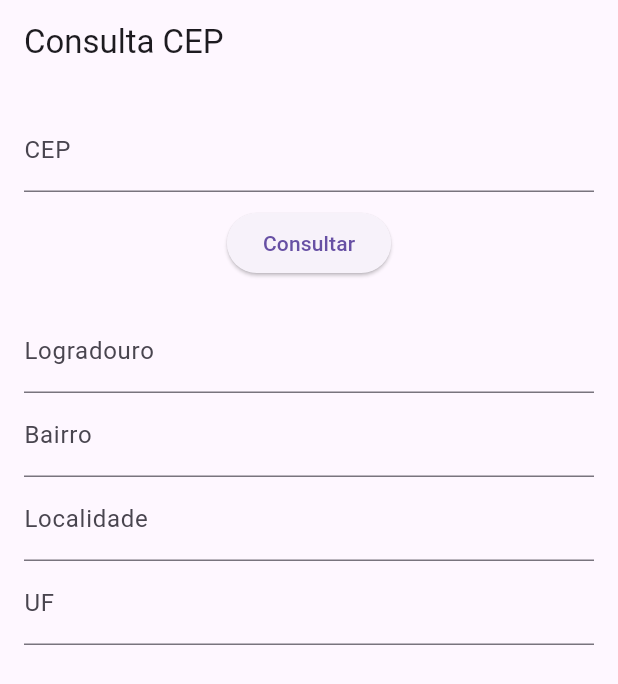
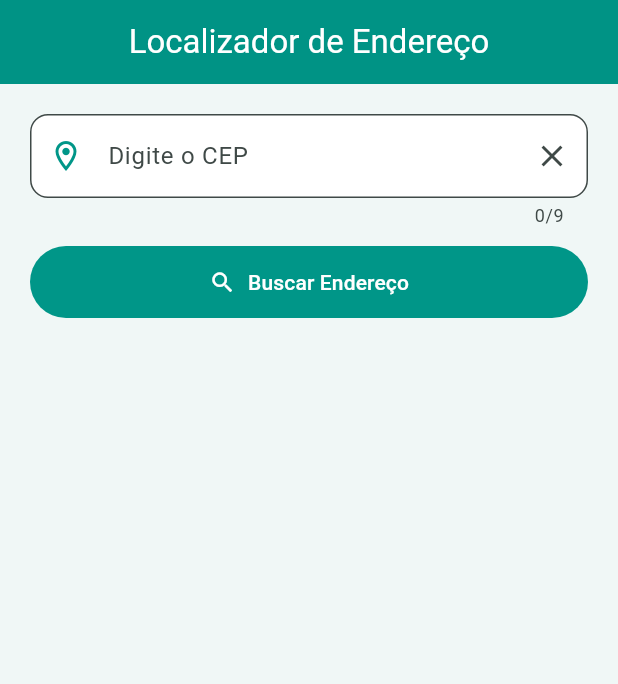
Before and after one commit to brennosantos-byte/sub-tony, a Flutter app: the screen it shows after launch, on a phone screen of 412 x 824 dp. Shown: the top 684 px of the screen. Run offline on Flutter 3.47's test engine with Material 3 defaults, Android fonts, the phone set to English and light mode, and no system bars.

Commit message:
Update main.dart

```diff
--- a/lib/main.dart
+++ b/lib/main.dart
@@ -3,114 +3,218 @@ import 'package:flutter/material.dart';
 import 'package:http/http.dart' as http;
 
 void main() {
-  runApp(const MyApp());
+  runApp(const BuscadorCepApp());
 }
 
-class MyApp extends StatelessWidget {
-  const MyApp({super.key});
+class BuscadorCepApp extends StatelessWidget {
+  const BuscadorCepApp({super.key});
 
   @override
   Widget build(BuildContext context) {
     return MaterialApp(
       debugShowCheckedModeBanner: false,
-      home: CepPage(),
+      title: 'Buscador de CEP',
+      theme: ThemeData(
+        colorSchemeSeed: Colors.teal,
+        scaffoldBackgroundColor: const Color(0xFFF0F7F6), // Fundo suave
+        useMaterial3: true,
+        appBarTheme: const AppBarTheme(
+          backgroundColor: Colors.teal,
+          foregroundColor: Colors.white,
+          elevation: 2,
+        ),
+      ),
+      home: const TelaConsultaCep(),
     );
   }
 }
 
-class CepPage extends StatefulWidget {
-  const CepPage({super.key});
+class TelaConsultaCep extends StatefulWidget {
+  const TelaConsultaCep({super.key});
 
   @override
-  State<CepPage> createState() => _CepPageState();
+  State<TelaConsultaCep> createState() => _TelaConsultaCepState();
 }
 
-class _CepPageState extends State<CepPage> {
-  final cepController = TextEditingController();
-  final logradouroController = TextEditingController();
-  final bairroController = TextEditingController();
-  final localidadeController = TextEditingController();
-  final ufController = TextEditingController();
+class _TelaConsultaCepState extends State<TelaConsultaCep> {
+  final TextEditingController _cepInput = TextEditingController();
+  Map<String, dynamic>? _endereco;
+  bool _carregando = false;
 
-  Future<void> buscarCep() async {
-    final cep = cepController.text.trim();
+  @override
+  void dispose() {
+    _cepInput.dispose();
+    super.dispose();
+  }
 
-    final response = await http.get(
-      Uri.parse('https://viacep.com.br/ws/$cep/json/'),
-    );
+  Future<void> _consultarEndereco() async {
+    final cepLimpo = _cepInput.text.replaceAll(RegExp(r'[^0-9]'), '');
 
-    if (response.statusCode == 200) {
-      final dados = jsonDecode(response.body);
+    if (cepLimpo.length != 8) {
+      _mostrarAviso('Informe um CEP válido com 8 dígitos.');
+      return;
+    }
 
+    FocusScope.of(context).unfocus();
+    setState(() {
+      _carregando = true;
+      _endereco = null;
+    });
+
+    try {
+      final url = Uri.parse('https://viacep.com.br');
+      final resposta = await http.get(url);
+
+      if (resposta.statusCode == 200) {
+        final dados = jsonDecode(resposta.body);
+
+        if (dados['erro'] == true) {
+          _mostrarAviso('CEP não encontrado na base de dados.');
+        } else {
+          setState(() {
+            _endereco = dados;
+          });
+        }
+      } else {
+        _mostrarAviso('Erro ao consultar o servidor (${resposta.statusCode}).');
+      }
+    } catch (e) {
+      _mostrarAviso('Sem conexão com a internet.');
+    } finally {
       setState(() {
-        logradouroController.text = dados['logradouro'] ?? '';
-        bairroController.text = dados['bairro'] ?? '';
-        localidadeController.text = dados['localidade'] ?? '';
-        ufController.text = dados['uf'] ?? '';
+        _carregando = false;
       });
     }
+  }
+
+  void _limparCampos() {
+    _cepInput.clear();
+    setState(() {
+      _endereco = null;
+    });
+  }
+
+  void _mostrarAviso(String mensagem) {
+    ScaffoldMessenger.of(context).showSnackBar(
+      SnackBar(
+        content: Text(mensagem),
+        backgroundColor: Colors.teal.shade800,
+        behavior: SnackBarBehavior.floating,
+      ),
+    );
   }
 
   @override
   Widget build(BuildContext context) {
     return Scaffold(
       appBar: AppBar(
-        title: const Text('Consulta CEP'),
+        title: const Text('Localizador de Endereço'),
+        centerTitle: true,
       ),
-      body: Padding(
-        padding: const EdgeInsets.all(16),
+      body: SingleChildScrollView(
+        padding: const EdgeInsets.all(20),
         child: Column(
+          crossAxisAlignment: CrossAxisAlignment.stretch,
           children: [
             TextField(
-              controller: cepController,
-              decoration: const InputDecoration(
-                labelText: 'CEP',
+              controller: _cepInput,
+              keyboardType: TextInputType.number,
+              maxLength: 9,
+              decoration: InputDecoration(
+                filled: true,
+                fillColor: Colors.white,
+                labelText: 'Digite o CEP',
+                hintText: 'Ex: 79400000',
+                prefixIcon: const Icon(Icons.location_on_outlined, color: Colors.teal),
+                suffixIcon: IconButton(
+                  icon: const Icon(Icons.clear),
+                  onPressed: _limparCampos,
+                ),
+                border: OutlineInputBorder(
+                  borderRadius: BorderRadius.circular(12),
+                ),
+              ),
+              onSubmitted: (_) => _consultarEndereco(),
+            ),
+            const SizedBox(height: 12),
+            FilledButton.icon(
+              onPressed: _carregando ? null : _consultarEndereco,
+              icon: _carregando
+                  ? const SizedBox(
+                      width: 18,
+                      height: 18,
+                      child: CircularProgressIndicator(
+                        strokeWidth: 2,
+                        color: Colors.white,
+                      ),
+                    )
+                  : const Icon(Icons.search),
+              label: Text(_carregando ? 'Buscando...' : 'Buscar Endereço'),
+              style: FilledButton.styleFrom(
+                backgroundColor: Colors.teal,
+                padding: const EdgeInsets.symmetric(vertical: 14),
               ),
             ),
-
-            const SizedBox(height: 10),
-
-            ElevatedButton(
-              onPressed: buscarCep,
-              child: const Text('Consultar'),
-            ),
-
-            const SizedBox(height: 20),
-
-            TextField(
-              controller: logradouroController,
-              readOnly: true,
-              decoration: const InputDecoration(
-                labelText: 'Logradouro',
-              ),
-            ),
-
-            TextField(
-              controller: bairroController,
-              readOnly: true,
-              decoration: const InputDecoration(
-                labelText: 'Bairro',
-              ),
-            ),
-
-            TextField(
-              controller: localidadeController,
-              readOnly: true,
-              decoration: const InputDecoration(
-                labelText: 'Localidade',
-              ),
-            ),
-
-            TextField(
-              controller: ufController,
-              readOnly: true,
-              decoration: const InputDecoration(
-                labelText: 'UF',
-              ),
-            ),
+            const SizedBox(height: 24),
+            if (_endereco != null) _buildCardResultado(_endereco!),
           ],
         ),
       ),
     );
   }
+
+  Widget _buildCardResultado(Map<String, dynamic> dados) {
+    return Card(
+      color: Colors.white,
+      elevation: 3,
+      shape: RoundedRectangleBorder(
+        borderRadius: BorderRadius.circular(12),
+        side: BorderSide(color: Colors.teal.shade100),
+      ),
+      child: Padding(
+        padding: const EdgeInsets.all(16),
+        child: Column(
+          children: [
+            _linhaInformacao('Logradouro', dados['logradouro']),
+            const Divider(),
+            _linhaInformacao('Bairro', dados['bairro']),
+            const Divider(),
+            _linhaInformacao('Cidade', dados['localidade']),
+            const Divider(),
+            _linhaInformacao('Estado (UF)', dados['uf']),
+            const Divider(),
+            _linhaInformacao('DDD', dados['ddd']),
+          ],
+        ),
+      ),
+    );
+  }
+
+  Widget _linhaInformacao(String titulo, dynamic valor) {
+    final texto = (valor == null || valor.toString().isEmpty)
+        ? 'Não informado'
+        : valor.toString();
+
+    return Padding(
+      padding: const EdgeInsets.symmetric(vertical: 6),
+      child: Row(
+        mainAxisAlignment: MainAxisAlignment.spaceBetween,
+        children: [
+          Text(
+            titulo,
+            style: TextStyle(
+              fontWeight: FontWeight.bold,
+              color: Colors.teal.shade900,
+            ),
+          ),
+          Flexible(
+            child: Text(
+              texto,
+              textAlign: TextAlign.end,
+            ),
+          ),
+        ],
+      ),
+    );
+  }
 }
```
